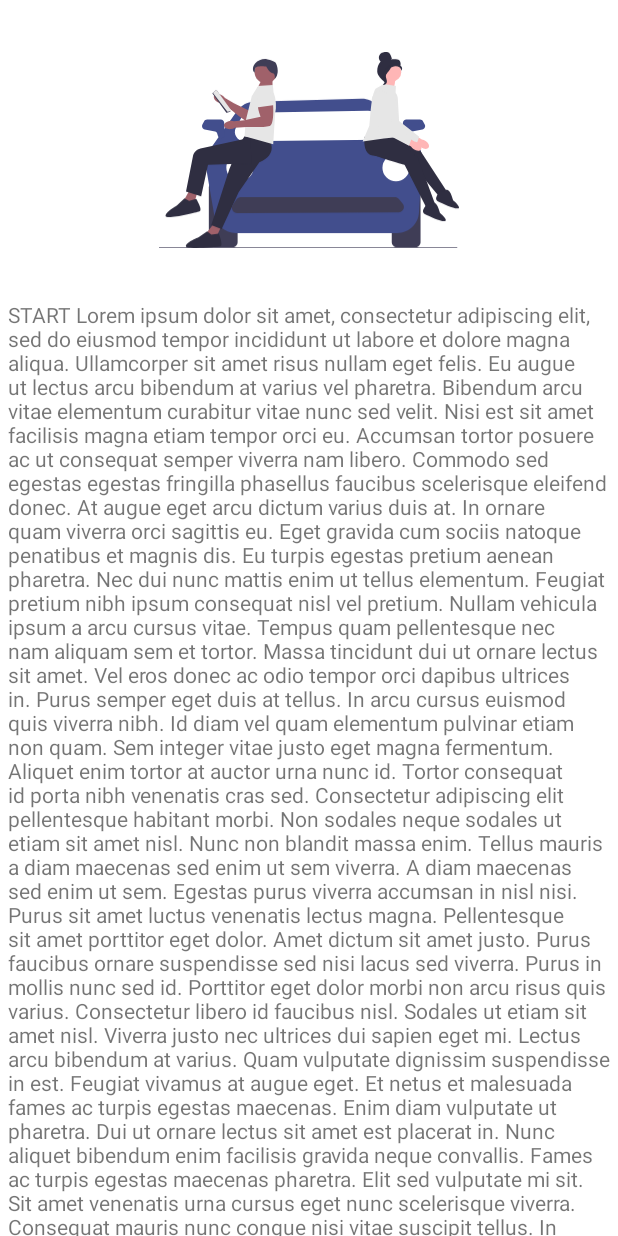
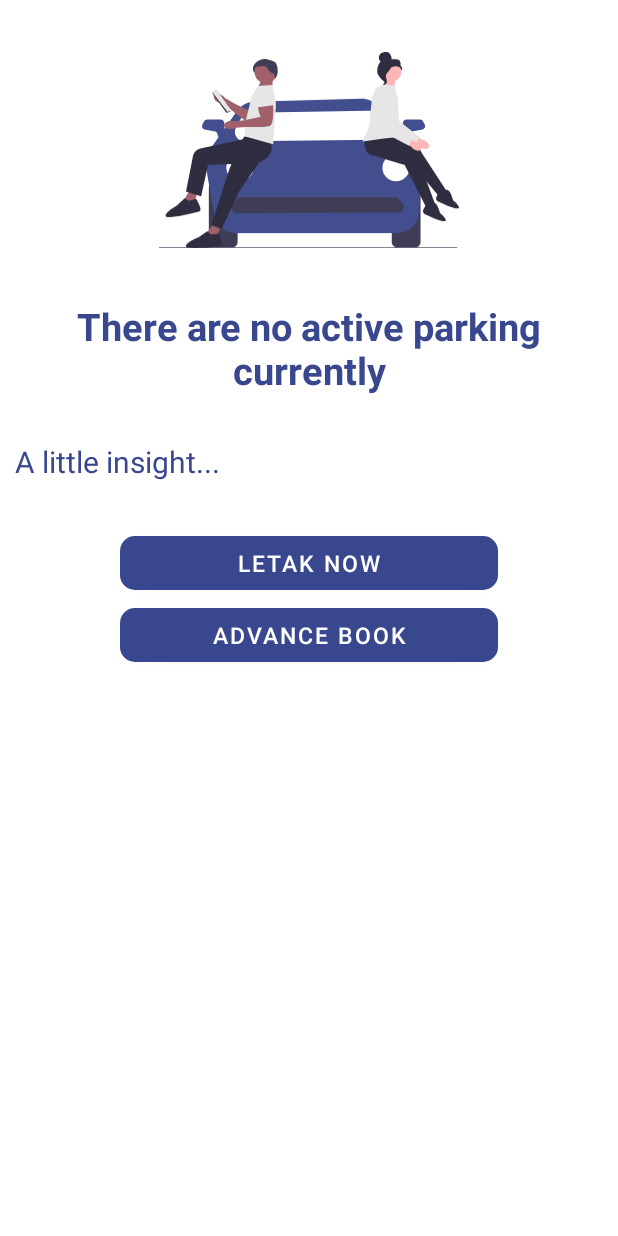
Before and after one commit to qawitherev/LETAK, an Android app: the layout fragment_order_now.xml on its own in the app's theme, with its tools: preview values and no code run, on a phone screen of 412 x 824 dp. Run offline under Robolectric (Android 15) with nearby library versions, the phone set to English and light mode, and no system bars.

Commit message:
OrderNowFragment.kt completed, data model half complete, need revision

```diff
--- a/app/src/main/java/com/abing/letak/MainMenuActivity.kt
+++ b/app/src/main/java/com/abing/letak/MainMenuActivity.kt
@@ -43,7 +43,7 @@ class MainMenuActivity : AppCompatActivity() {
                     true
                 }
                 else -> {
-                    // TODO: notification activity
+                    // TODO: profile activity activity
                     true
                 }
 
--- /dev/null
+++ b/app/src/main/java/com/abing/letak/model/ParkingLot.kt
@@ -0,0 +1,6 @@
+package com.abing.letak.model
+
+data class ParkingLot (
+        val parkingLotId: String,
+        val parkingLotName: String
+        )
--- a/app/src/main/res/layout/fragment_order_now.xml
+++ b/app/src/main/res/layout/fragment_order_now.xml
@@ -1,33 +1,91 @@
 <?xml version="1.0" encoding="utf-8"?>
 <FrameLayout xmlns:android="http://schemas.android.com/apk/res/android"
+    xmlns:app="http://schemas.android.com/apk/res-auto"
     xmlns:tools="http://schemas.android.com/tools"
     android:layout_width="match_parent"
     android:layout_height="match_parent"
-    xmlns:app="http://schemas.android.com/apk/res-auto"
     tools:context=".mainmenufragments.OrderNowFragment">
 
     <androidx.constraintlayout.widget.ConstraintLayout
         android:layout_width="match_parent"
         android:layout_height="wrap_content"
-        android:layout_marginStart="5dp"
-        android:layout_marginEnd="5dp">
+        android:layout_marginStart="10dp"
+        android:layout_marginEnd="10dp">
 
         <ImageView
             android:id="@+id/no_active_parking"
             android:layout_width="200dp"
             android:layout_height="200dp"
             android:src="@drawable/no_active_parking"
-            app:layout_constraintTop_toTopOf="parent"
+            app:layout_constraintEnd_toEndOf="parent"
             app:layout_constraintStart_toStartOf="parent"
-            app:layout_constraintEnd_toEndOf="parent"/>
+            app:layout_constraintTop_toTopOf="parent" />
 
         <TextView
-            app:layout_constraintTop_toBottomOf="@id/no_active_parking"
+            android:id="@+id/no_active_parking_text"
+            android:layout_width="wrap_content"
+            android:layout_height="wrap_content"
+            android:shadowColor="@color/black"
+            android:shadowDx="3"
+            android:shadowDy="1"
+            android:text="@string/no_active_parking"
+            android:textAlignment="center"
+            android:textColor="@color/primaryColor"
+            android:textSize="25sp"
+            android:textStyle="bold"
+            app:layout_constraintEnd_toEndOf="parent"
             app:layout_constraintStart_toStartOf="parent"
-            app:layout_constraintEnd_toEndOf="parent"
+            app:layout_constraintTop_toBottomOf="@id/no_active_parking" />
+
+        <TextView
+            android:id="@+id/a_little_insight"
             android:layout_width="match_parent"
             android:layout_height="wrap_content"
-            android:text="@string/lorem_ipsum_long"/>
+            android:layout_marginTop="30dp"
+            android:text="@string/a_little_insight"
+            android:textColor="@color/primaryColor"
+            android:textSize="20sp"
+            app:layout_constraintEnd_toEndOf="parent"
+            app:layout_constraintStart_toStartOf="parent"
+            app:layout_constraintTop_toBottomOf="@id/no_active_parking_text" />
+
+        <androidx.recyclerview.widget.RecyclerView
+            android:id="@+id/a_little_insight_recycler_view"
+            android:layout_width="match_parent"
+            android:layout_height="wrap_content"
+            android:layout_marginTop="10dp"
+            app:layout_constraintEnd_toEndOf="parent"
+            app:layout_constraintStart_toStartOf="parent"
+            app:layout_constraintTop_toBottomOf="@id/a_little_insight" />
+
+        <com.google.android.material.button.MaterialButton
+            android:id="@+id/letak_now_button"
+            android:layout_width="match_parent"
+            android:layout_height="wrap_content"
+            android:layout_marginStart="70dp"
+            android:layout_marginTop="20dp"
+            android:layout_marginEnd="70dp"
+            android:text="@string/letak_now"
+            android:textSize="15sp"
+            app:cornerRadius="10dp"
+            app:elevation="@dimen/button_elevation"
+            app:layout_constraintEnd_toEndOf="parent"
+            app:layout_constraintStart_toStartOf="parent"
+            app:layout_constraintTop_toBottomOf="@id/a_little_insight_recycler_view" />
+
+        <com.google.android.material.button.MaterialButton
+            android:id="@+id/advance_book_button"
+            android:layout_width="match_parent"
+            android:layout_height="wrap_content"
+            android:layout_marginStart="70dp"
+            android:layout_marginEnd="70dp"
+            android:text="@string/advance_book"
+            android:textSize="15dp"
+            app:cornerRadius="10dp"
+            app:elevation="@dimen/button_elevation"
+            app:layout_constraintEnd_toEndOf="parent"
+            app:layout_constraintStart_toStartOf="parent"
+            app:layout_constraintTop_toBottomOf="@id/letak_now_button" />
 
 
     </androidx.constraintlayout.widget.ConstraintLayout>
--- a/app/src/main/res/values/strings.xml
+++ b/app/src/main/res/values/strings.xml
@@ -23,7 +23,6 @@
 
     <!--    bottom nav bar menu -->
     <string name="letak_now">Letak Now</string>
-    <string name="advance_book">Advance Book</string>
     <string name="monthly_pass">Monthly Pass</string>
     <string name="notifications">Notifications</string>
     <string name="profile">Profile</string>
@@ -32,6 +31,10 @@
     <string name="welcome_user">Good Afternoon Qawi!</string>
     <string name="setting">Setting</string>
 
+    <!--    letak now fragment  -->
+    <string name="no_active_parking">There are no active parking currently</string>
+    <string name="a_little_insight">A little insight...</string>
+    <string name="advance_book">Advance Book</string>
 
     <!--    testing purposes    -->
     <string name="lorem_ipsum_long"> START Lorem ipsum dolor sit amet, consectetur adipiscing elit, sed do eiusmod tempor incididunt ut labore et dolore magna aliqua. Ullamcorper sit amet risus nullam eget felis. Eu augue ut lectus arcu bibendum at varius vel pharetra. Bibendum arcu vitae elementum curabitur vitae nunc sed velit. Nisi est sit amet facilisis magna etiam tempor orci eu. Accumsan tortor posuere ac ut consequat semper viverra nam libero. Commodo sed egestas egestas fringilla phasellus faucibus scelerisque eleifend donec. At augue eget arcu dictum varius duis at. In ornare quam viverra orci sagittis eu. Eget gravida cum sociis natoque penatibus et magnis dis. Eu turpis egestas pretium aenean pharetra. Nec dui nunc mattis enim ut tellus elementum. Feugiat pretium nibh ipsum consequat nisl vel pretium. Nullam vehicula ipsum a arcu cursus vitae. Tempus quam pellentesque nec nam aliquam sem et tortor. Massa tincidunt dui ut ornare lectus sit amet. Vel eros donec ac odio tempor orci dapibus ultrices in.
@@ -53,6 +56,7 @@ Est lorem ipsum dolor sit amet consectetur adipiscing. Varius morbi enim nunc fa
 Aenean vel elit scelerisque mauris pellentesque pulvinar pellentesque. Eu volutpat odio facilisis mauris sit amet massa vitae. Vulputate odio ut enim blandit. Pharetra convallis posuere morbi leo urna molestie at elementum. Amet risus nullam eget felis. Elementum facilisis leo vel fringilla est ullamcorper. Nec nam aliquam sem et tortor consequat id. Laoreet non curabitur gravida arcu ac. Lacus viverra vitae congue eu consequat ac felis donec. Sem viverra aliquet eget sit. Sed risus pretium quam vulputate dignissim suspendisse in est ante. Turpis in eu mi bibendum neque egestas congue quisque egestas. Viverra adipiscing at in tellus. Orci a scelerisque purus semper eget duis at. Ut aliquam purus sit amet luctus venenatis lectus magna fringilla. Vitae purus faucibus ornare suspendisse sed nisi lacus. Quis viverra nibh cras pulvinar mattis nunc sed blandit libero.
 
 Ut ornare lectus sit amet est placerat in egestas. A condimentum vitae sapien pellentesque. Laoreet non curabitur gravida arcu ac tortor dignissim convallis. Maecenas ultricies mi eget mauris pharetra et ultrices neque ornare. Morbi tristique senectus et netus et. Ac tortor vitae purus faucibus ornare suspendisse sed. Dictum sit amet justo donec enim diam vulputate. Id aliquet lectus proin nibh nisl condimentum id. Lorem ipsum dolor sit amet consectetur adipiscing elit ut aliquam. Quam lacus suspendisse faucibus interdum posuere lorem ipsum dolor sit. Dolor morbi non arcu risus quis varius quam quisque id. Justo nec ultrices dui sapien. In eu mi bibendum neque. Fringilla est ullamcorper eget nulla facilisi etiam dignissim diam. Arcu ac tortor dignissim convallis aenean et tortor at. Pretium fusce id velit ut. Quis auctor elit sed vulputate mi sit amet mauris. Id velit ut tortor pretium viverra suspendisse potenti. END</string>
-    <!-- TODO: Remove or change this placeholder text -->
-    <string name="hello_blank_fragment">Hello blank fragment</string>
+
+
+
 </resources>
--- a/app/src/main/res/values/themes.xml
+++ b/app/src/main/res/values/themes.xml
@@ -39,4 +39,5 @@
         <item name="android:statusBarColor">@color/primaryColor</item>
         <item name="android:navigationBarColor">@color/primaryColor</item>
     </style>
+
 </resources>
```
Also changed, not shown: app/src/main/java/com/abing/letak/data/ListParkingLot.kt (added, +22 -0 lines), app/src/main/java/com/abing/letak/mainmenufragments/OrderNowFragment.kt (+19 -46 lines), app/src/main/java/com/abing/letak/parkinglotadapter/ParkingLotAdapter.kt (added, +28 -0 lines), app/src/main/res/drawable/parking_lot_bar_bg.xml (added, +19 -0 lines), app/src/main/res/layout/parking_lot_item.xml (added, +75 -0 lines).
